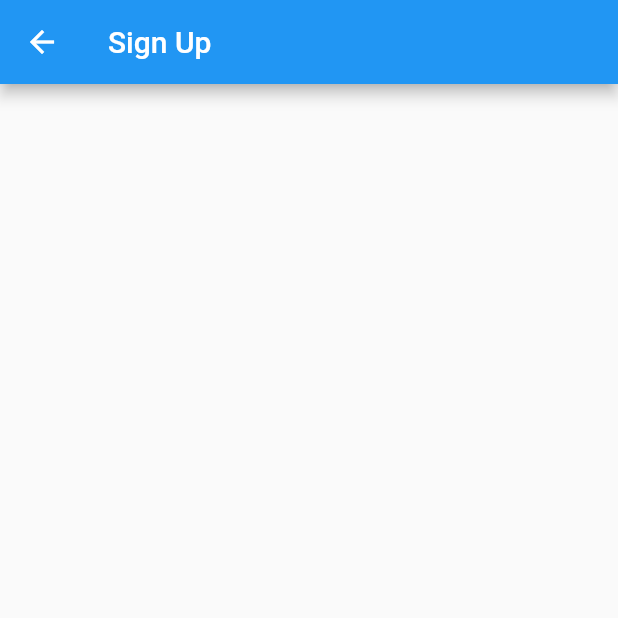
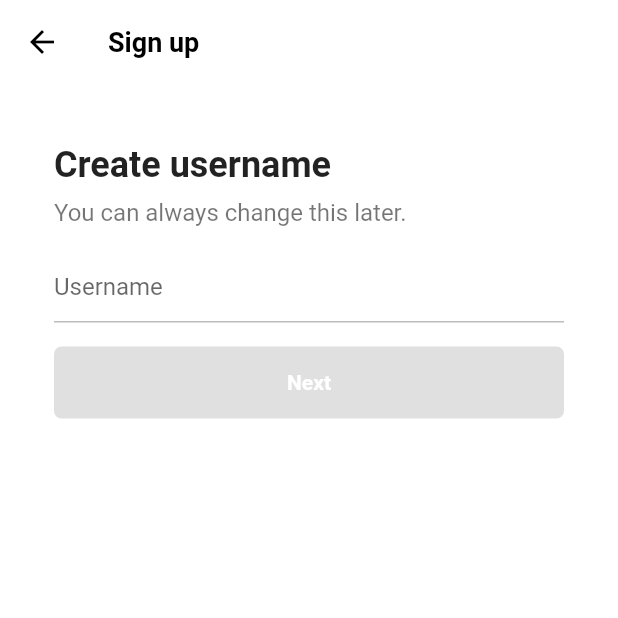
Before and after one commit to Seunghyum/nomadcode_tiktok_clone, a Flutter app: the screen it shows after launch, after a tap on "Use email and password", on a phone screen of 412 x 824 dp, the top half of it. Run offline on Flutter 3.47's test engine with Material 2 defaults, Android fonts, the phone set to English and light mode, and no system bars; our stand-ins replace font_awesome_flutter.

Commit message:
feat: add username input and controller

```diff
--- a/lib/features/authentication/email_screen.dart
+++ b/lib/features/authentication/email_screen.dart
@@ -0,0 +1,14 @@
+import 'package:flutter/material.dart';
+
+class EmailScreen extends StatelessWidget {
+  const EmailScreen({super.key});
+
+  @override
+  Widget build(BuildContext context) {
+    return Scaffold(
+      appBar: AppBar(
+        title: const Text("Sign Up"),
+      ),
+    );
+  }
+}
--- a/lib/features/authentication/login_screen.dart
+++ b/lib/features/authentication/login_screen.dart
@@ -7,7 +7,7 @@ import 'package:nomadcode_tiktok_clone/features/authentication/widgets/auth_butt
 class LoginScreen extends StatelessWidget {
   const LoginScreen({super.key});
 
-  void onSignUpTap(BuildContext context) {
+  void _onSignUpTap(BuildContext context) {
     Navigator.of(context).pop();
   }
 
@@ -21,7 +21,7 @@ class LoginScreen extends StatelessWidget {
             children: const [
               Gaps.v80,
               Text(
-                "Login  for TicTok",
+                "Login for TicTok",
                 style: TextStyle(
                   fontSize: Sizes.size24,
                   fontWeight: FontWeight.w700,
@@ -51,7 +51,7 @@ class LoginScreen extends StatelessWidget {
         ),
       ),
       bottomNavigationBar: BottomAppBar(
-          color: Colors.grey.shade100,
+          color: Colors.grey.shade50,
           elevation: 2,
           child: Padding(
             padding: const EdgeInsets.symmetric(
@@ -63,7 +63,7 @@ class LoginScreen extends StatelessWidget {
                 const Text("Don't have an account?"),
                 Gaps.h5,
                 GestureDetector(
-                  onTap: () => onSignUpTap(context),
+                  onTap: () => _onSignUpTap(context),
                   child: Text(
                     "Sign up",
                     style: TextStyle(
--- a/lib/features/authentication/sign_up_screen.dart
+++ b/lib/features/authentication/sign_up_screen.dart
@@ -2,21 +2,21 @@ import 'package:flutter/material.dart';
 import 'package:font_awesome_flutter/font_awesome_flutter.dart';
 import 'package:nomadcode_tiktok_clone/constants/gaps.dart';
 import 'package:nomadcode_tiktok_clone/constants/sizes.dart';
+import 'package:nomadcode_tiktok_clone/features/authentication/username_screen.dart';
 import 'package:nomadcode_tiktok_clone/features/authentication/login_screen.dart';
-import 'package:nomadcode_tiktok_clone/features/authentication/username_screen.dart';
 import 'package:nomadcode_tiktok_clone/features/authentication/widgets/auth_button.dart';
 
 class SignUpScreen extends StatelessWidget {
   const SignUpScreen({super.key});
 
-  void onLoginTab(BuildContext context) {
+  void _onLoginTab(BuildContext context) {
     Navigator.of(context)
         .push(MaterialPageRoute(builder: (context) => const LoginScreen()));
   }
 
-  void onEmailSignUpTab(BuildContext context) {
+  void _onEmailTab(BuildContext context) {
     Navigator.of(context)
-        .push(MaterialPageRoute(builder: (context) => const EmailScreen()));
+        .push(MaterialPageRoute(builder: (context) => const UsernameScreen()));
   }
 
   @override
@@ -46,7 +46,7 @@ class SignUpScreen extends StatelessWidget {
               ),
               Gaps.v40,
               AuthButton(
-                onTap: () => onEmailSignUpTab(context),
+                onTap: () => _onEmailTab(context),
                 text: "Use email and password",
                 icon: const FaIcon(FontAwesomeIcons.user),
               ),
@@ -60,7 +60,7 @@ class SignUpScreen extends StatelessWidget {
         ),
       ),
       bottomNavigationBar: BottomAppBar(
-          color: Colors.grey.shade100,
+          color: Colors.grey.shade50,
           elevation: 2,
           child: Padding(
             padding: const EdgeInsets.symmetric(
@@ -72,7 +72,7 @@ class SignUpScreen extends StatelessWidget {
                 const Text("Already have an account?"),
                 Gaps.h5,
                 GestureDetector(
-                  onTap: () => onLoginTab(context),
+                  onTap: () => _onLoginTab(context),
                   child: Text(
                     "Log in",
                     style: TextStyle(
--- a/lib/features/authentication/username_screen.dart
+++ b/lib/features/authentication/username_screen.dart
@@ -1,13 +1,107 @@
 import 'package:flutter/material.dart';
+import 'package:nomadcode_tiktok_clone/constants/gaps.dart';
+import 'package:nomadcode_tiktok_clone/constants/sizes.dart';
 
-class EmailScreen extends StatelessWidget {
-  const EmailScreen({super.key});
+class UsernameScreen extends StatefulWidget {
+  const UsernameScreen({super.key});
+
+  @override
+  State<UsernameScreen> createState() => _UsernameScreenState();
+}
+
+class _UsernameScreenState extends State<UsernameScreen> {
+  final TextEditingController _usernameController = TextEditingController();
+
+  String _username = "";
+
+  @override
+  void initState() {
+    super.initState();
+
+    _usernameController.addListener(() {
+      setState(() {
+        _username = _usernameController.text;
+      });
+    });
+  }
 
   @override
   Widget build(BuildContext context) {
     return Scaffold(
       appBar: AppBar(
-        title: const Text("Sign Up"),
+        title: const Text(
+          'Sign up',
+        ),
+      ),
+      body: Padding(
+        padding: const EdgeInsets.symmetric(horizontal: Sizes.size36),
+        child: Column(
+          crossAxisAlignment: CrossAxisAlignment.start,
+          children: [
+            Gaps.v40,
+            const Text(
+              "Create username",
+              style: TextStyle(
+                fontSize: Sizes.size24,
+                fontWeight: FontWeight.w700,
+              ),
+            ),
+            Gaps.v8,
+            const Text(
+              "You can always change this later.",
+              style: TextStyle(
+                fontSize: Sizes.size16,
+                color: Colors.black54,
+              ),
+            ),
+            Gaps.v16,
+            TextField(
+              controller: _usernameController,
+              cursorColor: Theme.of(context).primaryColor,
+              decoration: InputDecoration(
+                hintText: "Username",
+                enabledBorder: UnderlineInputBorder(
+                  borderSide: BorderSide(
+                    color: Colors.grey.shade400,
+                  ),
+                ),
+                focusedBorder: UnderlineInputBorder(
+                  borderSide: BorderSide(
+                    color: Colors.grey.shade400,
+                  ),
+                ),
+              ),
+            ),
+            Gaps.v16,
+            FractionallySizedBox(
+              widthFactor: 1,
+              child: AnimatedContainer(
+                padding: const EdgeInsets.symmetric(
+                  vertical: Sizes.size16,
+                ),
+                decoration: BoxDecoration(
+                  color: _username.isEmpty
+                      ? Colors.grey.shade300
+                      : Theme.of(context).primaryColor,
+                  borderRadius: BorderRadius.circular(
+                    Sizes.size5,
+                  ),
+                ),
+                duration: const Duration(
+                  milliseconds: 300,
+                ),
+                child: const Text(
+                  'Next',
+                  textAlign: TextAlign.center,
+                  style: TextStyle(
+                    color: Colors.white,
+                    fontWeight: FontWeight.w600,
+                  ),
+                ),
+              ),
+            )
+          ],
+        ),
       ),
     );
   }
--- a/lib/main.dart
+++ b/lib/main.dart
@@ -1,4 +1,5 @@
 import 'package:flutter/material.dart';
+import 'package:nomadcode_tiktok_clone/constants/sizes.dart';
 import 'package:nomadcode_tiktok_clone/features/authentication/sign_up_screen.dart';
 
 void main() {
@@ -14,6 +15,16 @@ class TikTokApp extends StatelessWidget {
       title: 'TikTok clone',
       theme: ThemeData(
         primaryColor: const Color(0xFFE9435A),
+        scaffoldBackgroundColor: Colors.white,
+        appBarTheme: const AppBarTheme(
+            foregroundColor: Colors.black,
+            backgroundColor: Colors.white,
+            elevation: 0,
+            titleTextStyle: TextStyle(
+              color: Colors.black,
+              fontSize: Sizes.size16 + Sizes.size2,
+              fontWeight: FontWeight.w600,
+            )),
       ),
       home: const SignUpScreen(),
     );
```
